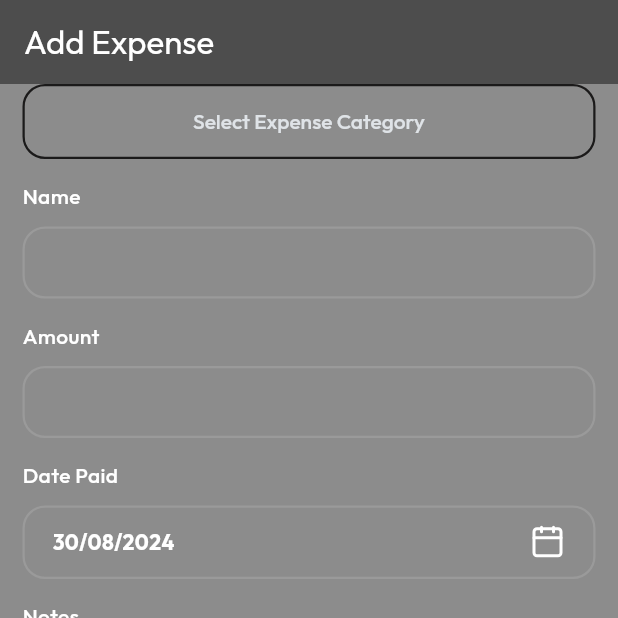
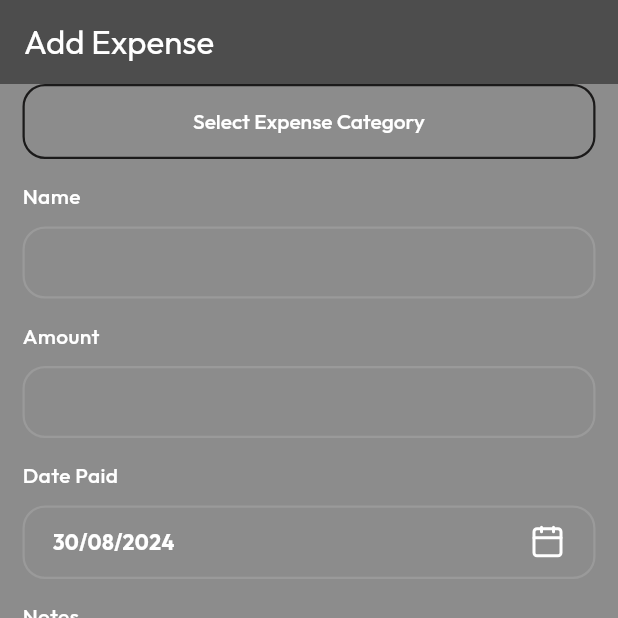
Before and after one commit to okellogerald/expense_tracker, a Flutter app: the screen it shows after launch, after a tap on an icon or button, on a phone screen of 412 x 824 dp, the top half of it. Run offline on Flutter 3.47's test engine with Material 3 defaults, Android fonts, the light colour scheme and no system bars; our stand-ins replace flex_color_scheme, flutter_riverpod, go_router, lucide_icons, realm; generated files the repository leaves out were written again.

Commit message:
cleaned up

```diff
--- a/lib/components/category-icon-pick/button.dart
+++ b/lib/components/category-icon-pick/button.dart
@@ -1,3 +1,4 @@
+import 'package:expense_tracker_v2/constants/themes/color_scheme.dart';
 import 'package:expense_tracker_v2/pages/expense-category-select/page.dart';
 import 'package:lucide_icons/lucide_icons.dart';
 
@@ -37,7 +38,7 @@ class _CategoryIconPickButtonState extends State<CategoryIconPickButton> {
       style: AppButtonStyle.outline(
         width: double.maxFinite,
         borderRadius: kBorderRadius3,
-        foregroundColor: context.colorScheme.onBackground,
+        foregroundColor: getTemboColorScheme().onBackground,
         borderColor: context.colorScheme.surface,
       ),
       child: _child(),
@@ -59,6 +60,7 @@ class _CategoryIconPickButtonState extends State<CategoryIconPickButton> {
             Icon(
               selectedIcon,
               size: 24,
+              color: context.colorScheme.secondary,
             ),
             hSpace(5),
             const Icon(LucideIcons.chevronRight)
--- a/lib/components/date_picker.dart
+++ b/lib/components/date_picker.dart
@@ -3,7 +3,6 @@ import 'package:lucide_icons/lucide_icons.dart';
 
 import '../constants/themes/color_scheme.dart';
 import '_common_imports.dart';
-import 'text_button.dart';
 
 class TemboDatePicker extends StatefulWidget {
   final DateTime date;
--- a/lib/components/picker/picker_button.dart
+++ b/lib/components/picker/picker_button.dart
@@ -1,5 +1,4 @@
 import '../_common_imports.dart';
-import '../text_button.dart';
 import 'options_dialog.dart';
 
 class AppPickerButton<T> extends StatefulWidget {
--- a/lib/pages/expense-add/page.dart
+++ b/lib/pages/expense-add/page.dart
@@ -1,8 +1,5 @@
 import 'package:expense_tracker_v2/components/_common_imports.dart';
-import 'package:expense_tracker_v2/components/date_picker.dart';
 import 'package:expense_tracker_v2/components/form/source.dart';
-import 'package:expense_tracker_v2/components/picker/picker_button.dart';
-import 'package:expense_tracker_v2/components/text_button.dart';
 
 import '../../components/category-icon-pick/button.dart';
 import '../common_imports.dart';
@@ -44,10 +41,10 @@ class _ExpenseAddPageState extends ConsumerState<ExpenseAddPage> {
                     icon = category;
                   },
                 ),
-                TemboTextField.labelled(
+                const TemboTextField.labelled(
                   "Name",
                 ),
-                TemboTextField.labelled(
+                const TemboTextField.labelled(
                   "Amount",
                   formatters: [
                     TZSCurrencyFormatter(0),
@@ -63,7 +60,7 @@ class _ExpenseAddPageState extends ConsumerState<ExpenseAddPage> {
                     ),
                   ],
                 ),
-                TemboTextField.labelled(
+                const TemboTextField.labelled(
                   "Notes",
                 ),
               ],
--- a/lib/pages/expense-list/page.dart
+++ b/lib/pages/expense-list/page.dart
@@ -23,7 +23,7 @@ class _ExpensesPageState extends ConsumerState<ExpensesPage> {
       ),
       body: ListView(
         padding: kHorPadding,
-        children: [],
+        children: const [],
       ),
     );
   }
```
